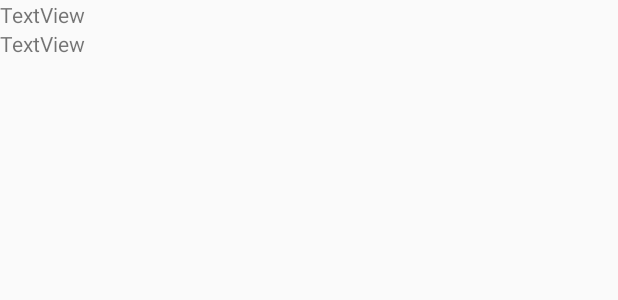
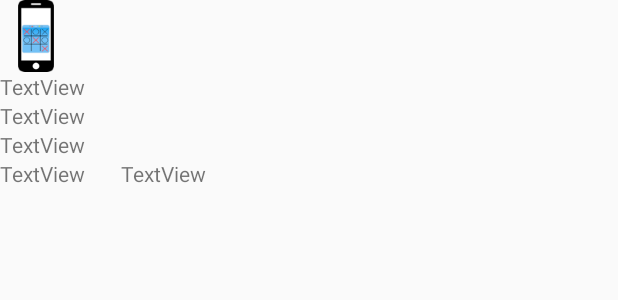
Before and after one commit to johanalamo/garbarino, an Android app: the layout my_text_view.xml on its own in the app's theme, with its tools: preview values and no code run, on a phone screen of 412 x 824 dp. Shown: the top 300 px of the screen. Run offline under Robolectric (Android 15) with nearby library versions, the phone set to English and light mode, and no system bars.

Commit message:
updating list view

```diff
--- a/app/src/main/res/layout/my_text_view.xml
+++ b/app/src/main/res/layout/my_text_view.xml
@@ -4,19 +4,18 @@
               android:layout_height="wrap_content"
              xmlns:tools="http://schemas.android.com/tools"
              xmlns:app="http://schemas.android.com/apk/res-auto"
-              android:id="@+id/linearLayout"
+              android:id="@+id/linearLayoutOneProduct"
         android:orientation="vertical"
 >
-    <TextView
-            android:text="TextView"
-            android:layout_width="wrap_content"
-            android:layout_height="wrap_content"
-            tools:layout_editor_absoluteY="246dp"
-            tools:layout_editor_absoluteX="163dp"
-            android:id="@+id/textView"
-            app:layout_constraintLeft_toLeftOf="parent"
-            app:layout_constraintTop_toTopOf="parent"
-            app:layout_constraintRight_toRightOf="parent"
+    foto
+    descripcion
+    preciodescuento
+    precio lista   -    discount
+    <ImageView
+        android:id="@+id/imgProduct"
+        android:layout_width="wrap_content"
+        android:layout_height="wrap_content"
+        style="@style/stlImgProductList"
     />
     <TextView
             android:text="TextView"
@@ -24,9 +23,72 @@
             android:layout_height="wrap_content"
             tools:layout_editor_absoluteY="246dp"
             tools:layout_editor_absoluteX="163dp"
+            android:id="@+id/txtId"
+            app:layout_constraintLeft_toLeftOf="parent"
+            app:layout_constraintTop_toTopOf="parent"
+            app:layout_constraintRight_toRightOf="parent"
+    />
+    <TextView
+            android:text="TextView"
+            style="@style/stlProductListDescription"
+            android:layout_width="wrap_content"
+            android:layout_height="wrap_content"
+            tools:layout_editor_absoluteY="246dp"
+            tools:layout_editor_absoluteX="163dp"
+            android:id="@+id/txtDescription"
+            app:layout_constraintLeft_toLeftOf="parent"
+            app:layout_constraintRight_toRightOf="parent"
+            app:layout_constraintTop_toBottomOf="@+id/txtId"
+    />
+    <TextView
+            android:text="TextView"
+            style="@style/stlProductListPrice"
+            android:layout_width="wrap_content"
+            android:layout_height="wrap_content"
+            tools:layout_editor_absoluteY="246dp"
+            tools:layout_editor_absoluteX="163dp"
             android:id="@+id/txtPrice"
             app:layout_constraintLeft_toLeftOf="parent"
             app:layout_constraintRight_toRightOf="parent"
+            app:layout_constraintTop_toBottomOf="@+id/txtDescription"
     />
-<Space android:layout_width="match_parent" android:layout_height="6dp"/>
+
+    <LinearLayout
+            android:layout_width="wrap_content"
+            android:layout_height="wrap_content"
+        android:orientation="horizontal"
+    >
+        <TextView
+                android:text="TextView"
+                style="@style/stlProductListPriceList"
+                android:layout_width="wrap_content"
+                android:layout_height="wrap_content"
+                tools:layout_editor_absoluteY="246dp"
+                tools:layout_editor_absoluteX="163dp"
+                android:id="@+id/txtListPrice"
+                app:layout_constraintLeft_toLeftOf="parent"
+                app:layout_constraintRight_toRightOf="parent"
+                app:layout_constraintTop_toBottomOf="@+id/txtId"
+        />
+        <Space
+                android:layout_width="@dimen/threeSep"
+               android:layout_height="0dp"/>
+        <TextView
+                android:text="TextView"
+                style="@style/stlProductListDiscount"
+                android:layout_width="wrap_content"
+                android:layout_height="wrap_content"
+                tools:layout_editor_absoluteY="246dp"
+                tools:layout_editor_absoluteX="163dp"
+                android:id="@+id/txtDiscount"
+                app:layout_constraintLeft_toLeftOf="parent"
+                app:layout_constraintRight_toRightOf="parent"
+                app:layout_constraintTop_toBottomOf="@+id/txtDescription"
+        />
+
+
+
+
+    </LinearLayout>
+    <Space android:layout_width="match_parent" android:layout_height="20dp"/>
 </LinearLayout>
--- a/app/src/main/res/values/styles.xml
+++ b/app/src/main/res/values/styles.xml
@@ -8,4 +8,21 @@
         <item name="colorAccent">@color/colorAccent</item>
     </style>
 
+
+    <style name="stlImgProductList">
+        <item name="android:src">@drawable/img_one_phone</item>
+        <item name="android:layout_height">@dimen/sizeImgProductList</item>
+        <item name="android:layout_width">@dimen/sizeImgProductList</item>
+    </style>
+
+    <style name="stlProductListDescription">
+    </style>
+    <style name="stlProductListPrice">
+    </style>
+    <style name="stlProductListPriceList">
+    </style>
+    <style name="stlProductListDiscount">
+    </style>
+
+
 </resources>
```
Also changed, not shown: app/src/main/java/com/example/johan/garbarino/DetailsActivity.kt (added, +16 -0 lines), app/src/main/java/com/example/johan/garbarino/MainActivity.kt (+8 -17 lines), app/src/main/java/com/example/johan/garbarino/MyAdapter.kt (+12 -6 lines), app/src/main/res/layout/layout_details_activity.xml (added, +11 -0 lines), app/src/main/res/values-xhdpi/dimens.xml (added, +118 -0 lines), app/src/main/res/drawable-xhdpi/img_one_phone.png (added), app/src/main/res/layout/layout_main_activity.xml (renamed from app/src/main/res/layout/activity_main.xml), 2 other files.
